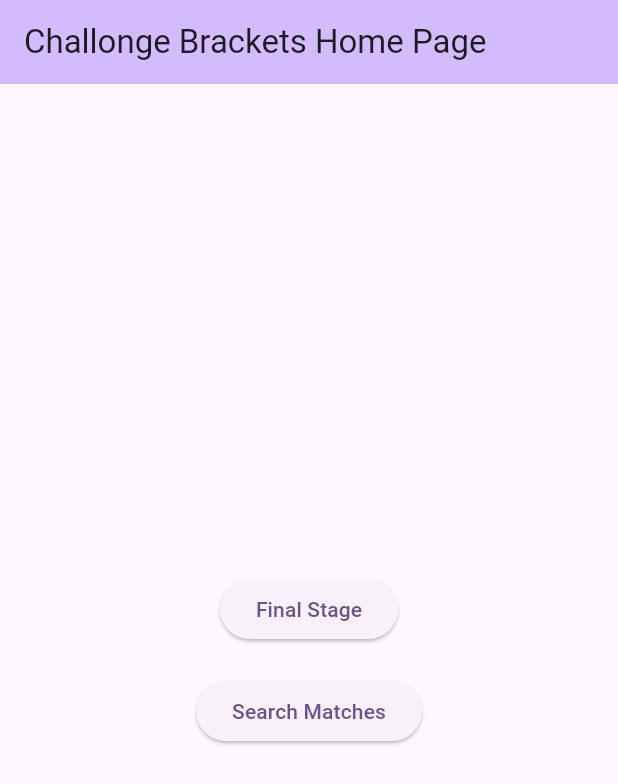
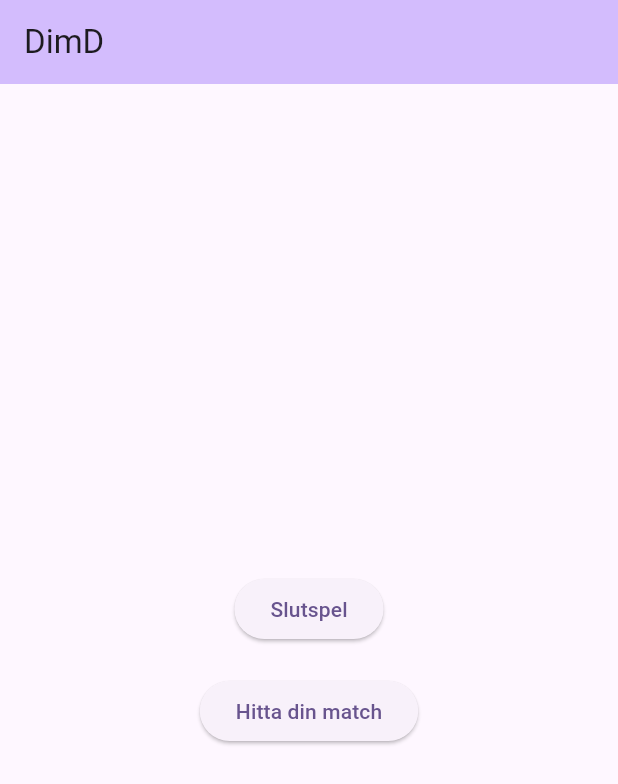
Before and after one commit to Glockner00/Domd-Dimd, a Flutter app: the screen it shows after launch, on a phone screen of 412 x 824 dp. Shown: the top 784 px of the screen. Run offline on Flutter 3.47's test engine with Material 3 defaults, Android fonts, the phone set to English and light mode, and no system bars.

Commit message:
search function done

```diff
--- a/lib/final_stage.dart
+++ b/lib/final_stage.dart
@@ -1,5 +1,4 @@
 // final_stage.dart
-import 'package:challonge_basic/search_matches.dart';
 import 'package:flutter/material.dart';
 import 'challonge_service.dart';
 import 'package:intl/intl.dart';
@@ -91,7 +90,7 @@ class _FinalStageState extends State<FinalStage> {
         // Scroll to the highlighted match with a small offset
         _scrollController.animateTo(
           matchIndex *
-              100.0, // Assuming each match item height is approximately 100. Adjust if needed
+              60.0, // Assuming each match item height is approximately 100. Adjust if needed
           duration: const Duration(milliseconds: 300),
           curve: Curves.easeInOut,
         );
@@ -110,7 +109,7 @@ class _FinalStageState extends State<FinalStage> {
   Widget build(BuildContext context) {
     return Scaffold(
       appBar: AppBar(
-        title: const Text('Tournament Bracket'),
+        title: const Text('Slutspel'),
       ),
       body: _isLoading
           ? const Center(child: CircularProgressIndicator())
--- a/lib/main.dart
+++ b/lib/main.dart
@@ -13,12 +13,12 @@ class MyApp extends StatelessWidget {
   @override
   Widget build(BuildContext context) {
     return MaterialApp(
-      title: 'Challonge brackets',
+      title: 'DimD',
       theme: ThemeData(
         colorScheme: ColorScheme.fromSeed(seedColor: Colors.deepPurple),
         useMaterial3: true,
       ),
-      home: const MyHomePage(title: 'Challonge Brackets Home Page'),
+      home: const MyHomePage(title: 'DimD'),
     );
   }
 }
@@ -51,7 +51,7 @@ class _MyHomePageState extends State<MyHomePage> {
                   MaterialPageRoute(builder: (context) => const FinalStage()),
                 );
               },
-              child: const Text('Final Stage'),
+              child: const Text('Slutspel'),
             ),
             const SizedBox(height: 20),
             ElevatedButton(
@@ -62,7 +62,7 @@ class _MyHomePageState extends State<MyHomePage> {
                       builder: (context) => const SearchMatchesPage()),
                 );
               },
-              child: const Text('Search Matches'),
+              child: const Text('Hitta din match'),
             ),
           ],
         ),
--- a/lib/search_matches.dart
+++ b/lib/search_matches.dart
@@ -93,7 +93,7 @@ class _SearchMatchesPageState extends State<SearchMatchesPage> {
   Widget build(BuildContext context) {
     return Scaffold(
       appBar: AppBar(
-        title: const Text('Search Matches'),
+        title: const Text('Hitta dina matcher'),
       ),
       body: _isLoading
           ? const Center(child: CircularProgressIndicator())
@@ -122,7 +122,7 @@ class _SearchMatchesPageState extends State<SearchMatchesPage> {
                         controller: controller,
                         focusNode: focusNode,
                         decoration: const InputDecoration(
-                          labelText: 'Search for a player',
+                          labelText: 'Lagnamn',
                           border: OutlineInputBorder(),
                         ),
                       );
```
